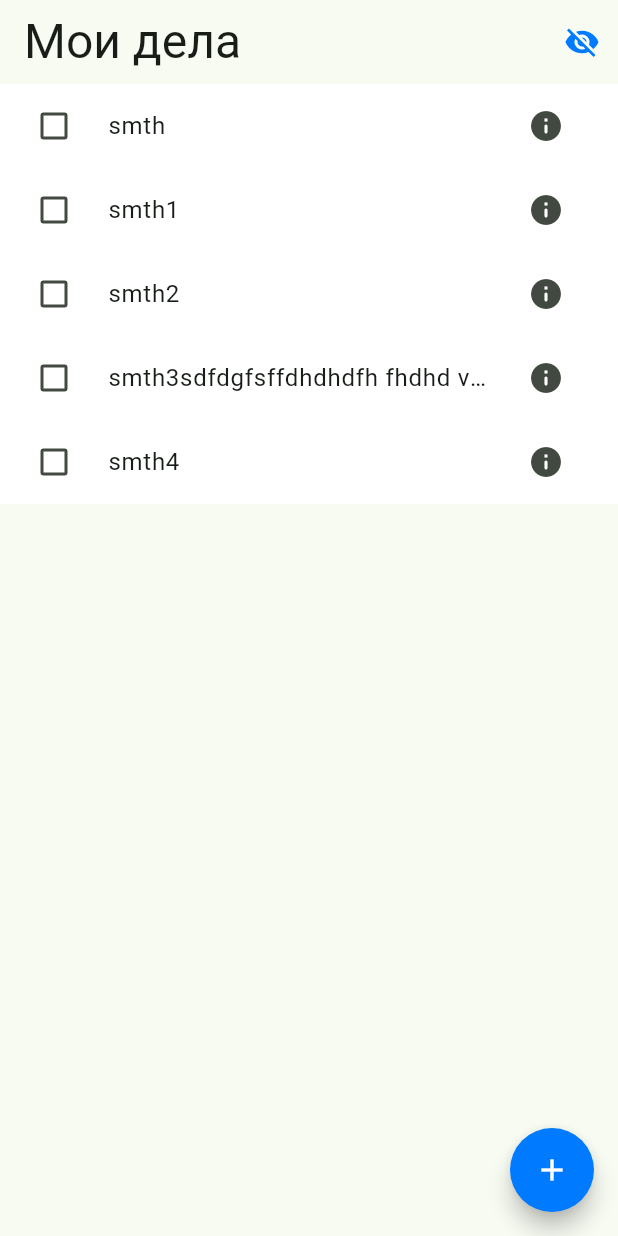
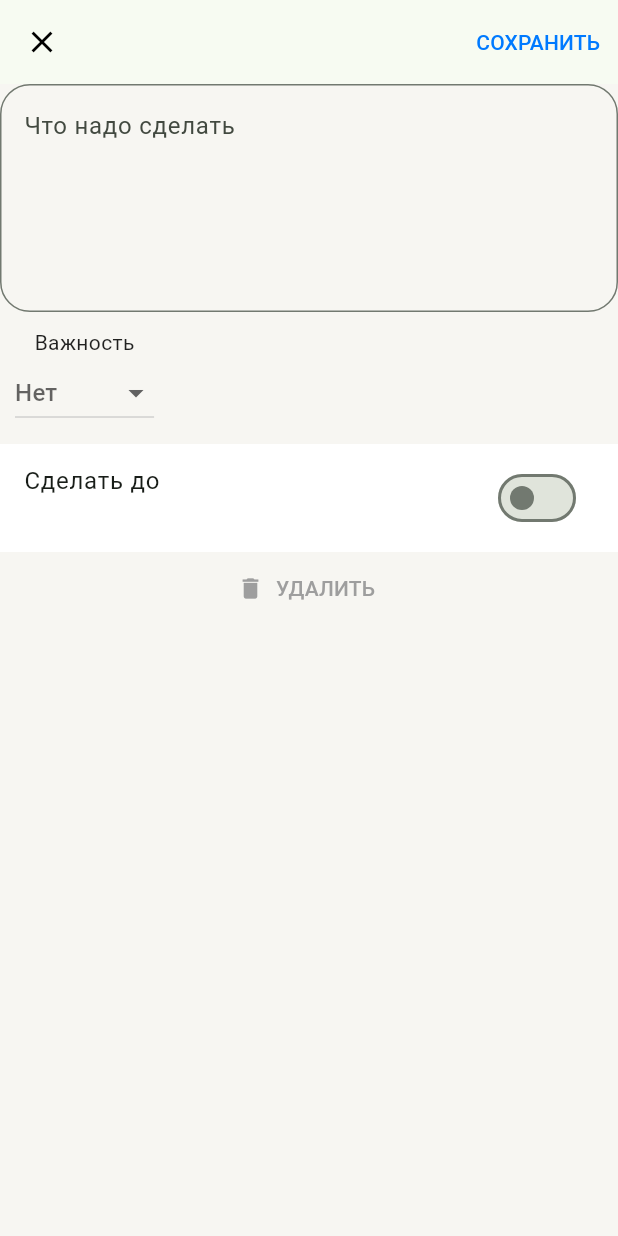
Before and after one commit to kezinas/todolist, a Flutter app: the screen it shows after launch, after a tap on the "visibility" icon, after a tap on the "add" icon, on a phone screen of 412 x 824 dp. Run offline on Flutter 3.47's test engine with Material 2 defaults, Android fonts, the phone set to English and light mode, and no system bars.

Commit message:
sec_screen+theme

```diff
--- a/lib/first_screen.dart
+++ b/lib/first_screen.dart
@@ -1,4 +1,5 @@
 import 'package:flutter/material.dart';
+import 'task.dart';
 
 class FirstScreen extends StatefulWidget {
   const FirstScreen({super.key});
@@ -7,18 +8,17 @@ class FirstScreen extends StatefulWidget {
   State<FirstScreen> createState() => _FirstScreenState();
 }
 
+late Task addedTask;
+late bool added;
+late bool deleted;
+
 class _FirstScreenState extends State<FirstScreen> {
   //late List<String> tasks = ['smth', 'smth1', 'smth2', 'smth3', 'smth4'];
-  late Map<String, bool?> tasks = {
-    'smth': false,
-    'smth1': false,
-    'smth2': false,
-    'smth3sdfdgfsffdhdhdfh fhdhd v fdhhdhdfhdhh dfhf fhhf': false,
-    'smth4': false
-  };
+  Map<String, Task> alltasks = {};
+  int count_done = 0;
   bool isVisible = true;
   late int len;
-  late List<String> visibleTasks = tasks.keys.toList();
+  late List<String> visibleTasks = alltasks.keys.toList();
   @override
   Widget build(BuildContext context) {
     return Scaffold(
@@ -26,7 +26,19 @@ class _FirstScreenState extends State<FirstScreen> {
         backgroundColor: Color.fromARGB(255, 0, 122, 255),
         foregroundColor: Colors.white,
         shape: CircleBorder(),
-        onPressed: () {},
+        onPressed: () async {
+          await Navigator.pushNamed(context, '/editing',
+              arguments: Task.newTask());
+          print("smth");
+          if (added) {
+            print(addedTask.task! + 'sdsds');
+            setState(() {
+              alltasks[addedTask.task ?? ''] = addedTask;
+              visibleTasks.add(addedTask.task ?? '');
+            });
+            added = false;
+          }
+        },
         child: Icon(
           Icons.add,
         ),
@@ -34,32 +46,35 @@ class _FirstScreenState extends State<FirstScreen> {
       body: CustomScrollView(
         slivers: [
           SliverAppBar(
-            title: Text(
-              "Мои дела",
-              style: TextStyle(fontSize: 32),
+            title: Column(
+              children: [
+                Text(
+                  "Мои дела",
+                  style: TextStyle(fontSize: 32),
+                ),
+                Text(
+                  'Выполнено - $count_done',
+                  style: TextStyle(color: Color.fromARGB(255, 142, 142, 147)),
+                ),
+              ],
             ),
             actions: [
               IconButton(
                   onPressed: () {
                     setState(() {
                       isVisible = !isVisible;
-                      print('visible change');
                       if (isVisible) {
                         visibleTasks.clear();
-                        visibleTasks = tasks.keys.toList();
+                        visibleTasks = alltasks.keys.toList();
                       } else {
                         visibleTasks.clear();
-                        for (final key in tasks.keys) {
-                          if (tasks[key] == false) {
+                        for (final key in alltasks.keys) {
+                          if (alltasks[key]!.done == false) {
                             visibleTasks.add(key);
                           }
                         }
                       }
                     });
-                    print(tasks.values
-                        .toList()
-                        .where((element) => element == false)
-                        .length);
                   },
                   icon: isVisible
                       ? Icon(Icons.visibility,
@@ -91,13 +106,19 @@ class _FirstScreenState extends State<FirstScreen> {
                   key: ValueKey<String>(visibleTasks[i]),
                   confirmDismiss: (direction) async {
                     if (direction == DismissDirection.startToEnd) {
+                      if (alltasks[visibleTasks[i]]!.done != true) {
+                        count_done += 1;
+                      }
                       setState(() {
-                        tasks[visibleTasks[i]] = true;
+                        alltasks[visibleTasks[i]]!.done = true;
                       });
                       return false;
                     } else {
                       setState(() {
-                        tasks.remove(visibleTasks[i]);
+                        if (alltasks[visibleTasks[i]]!.done == true) {
+                          count_done -= 1;
+                        }
+                        alltasks.remove(visibleTasks[i]);
                         visibleTasks.removeAt(i);
                       });
                       return true;
@@ -105,18 +126,20 @@ class _FirstScreenState extends State<FirstScreen> {
                   },
                   child: CheckboxListTile(
                     activeColor: Colors.green,
-                    //selectedTileColor: Colors.grey,
-                    tileColor: Color.fromARGB(255, 255, 255, 255),
-                    value: tasks[visibleTasks[i]],
+                    value: alltasks[visibleTasks[i]]!.done,
                     onChanged: (bool? value) {
                       setState(() {
-                        tasks[visibleTasks[i]] = value;
+                        if (value == true) {
+                          count_done += 1;
+                        } else {
+                          count_done -= 1;
+                        }
+                        alltasks[visibleTasks[i]]!.done = value;
                       });
                     },
-                    title: tasks[visibleTasks[i]] != true
+                    title: alltasks[visibleTasks[i]]!.done != true
                         ? Text(
                             visibleTasks[i],
-                            //softWrap: false,
                             overflow: TextOverflow.ellipsis,
                           )
                         : Text(
@@ -126,9 +149,36 @@ class _FirstScreenState extends State<FirstScreen> {
                                 decoration: TextDecoration.lineThrough,
                                 color: Color.fromARGB(255, 209, 209, 214)),
                           ),
+                    subtitle: alltasks[visibleTasks[i]]!.dated
+                        ? Text(
+                            alltasks[visibleTasks[i]]!.strDate(),
+                            style: TextStyle(color: Colors.blue),
+                          )
+                        : null,
                     secondary: IconButton(
-                      onPressed: () {},
-                      icon: Icon(Icons.info_rounded),
+                      onPressed: () async {
+                        await Navigator.pushNamed(context, '/editing',
+                            arguments: alltasks[visibleTasks[i]]);
+                        if (added) {
+                          setState(() {
+                            alltasks.remove(visibleTasks[i]);
+                            visibleTasks.removeAt(i);
+                            alltasks[addedTask.task!] = addedTask;
+                            visibleTasks.add(addedTask.task ?? '');
+                            added = false;
+                          });
+                        }
+                        if (deleted) {
+                          setState(() {
+                            alltasks.remove(visibleTasks[i]);
+                            visibleTasks.removeAt(i);
+                          });
+                        }
+                      },
+                      icon: Icon(
+                        Icons.info_outline_rounded,
+                        color: Colors.grey,
+                      ),
                     ),
                     controlAffinity: ListTileControlAffinity.leading,
                   ),
--- a/lib/main.dart
+++ b/lib/main.dart
@@ -1,5 +1,7 @@
 import 'package:flutter/material.dart';
 import 'package:todolist/first_screen.dart';
+import 'package:todolist/second_screen.dart';
+import 'themes.dart';
 
 void main() {
   runApp(const MyApp());
@@ -13,11 +15,13 @@ class MyApp extends StatelessWidget {
   Widget build(BuildContext context) {
     return MaterialApp(
       title: 'Flutter Demo',
-      theme: ThemeData(
-        colorScheme:
-            ColorScheme.fromSeed(seedColor: Color.fromARGB(255, 247, 246, 242)),
-        useMaterial3: true,
-      ),
+      theme: Themes.lightTheme,
+      darkTheme: Themes.darkTheme,
+      themeMode: ThemeMode.system,
+      routes: {
+        '/main': (context) => FirstScreen(),
+        '/editing': (context) => SecondScreen(),
+      },
       home: FirstScreen(),
     );
   }
--- /dev/null
+++ b/lib/second_screen.dart
@@ -0,0 +1,178 @@
+import 'package:flutter/material.dart';
+import 'task.dart';
+import 'first_screen.dart';
+
+class SecondScreen extends StatefulWidget {
+  const SecondScreen({super.key});
+
+  @override
+  State<SecondScreen> createState() => _SecondScreenState();
+}
+
+class _SecondScreenState extends State<SecondScreen> {
+  String? tsk;
+  bool dateOn = false;
+  DateTime date = DateTime.now();
+  bool isEmpty = true;
+  var items = ['Нет', 'Низкий', 'Высокий'];
+  String importance = "Нет";
+  bool changing = false;
+  bool isChanged = false;
+  @override
+  Widget build(BuildContext context) {
+    Task task = ModalRoute.of(context)?.settings.arguments as Task;
+    if (task.task != '' && !isChanged) {
+      changing = true;
+      isChanged = true;
+      importance = task.importance ?? "Нет";
+      dateOn = task.dated;
+      if (dateOn) {
+        date = task.date;
+      }
+    }
+    return Scaffold(
+      body: ListView(
+        children: [
+          AppBar(
+            leading: IconButton(
+              onPressed: () {
+                deleted = false;
+                added = false;
+                Navigator.pop(context);
+              },
+              icon: IconTheme(
+                data: Theme.of(context).copyWith().iconTheme,
+                child: Icon(Icons.close),
+              ),
+            ),
+            actions: [
+              TextButton(
+                  onPressed: () {
+                    addedTask =
+                        Task(tsk ?? task.task, importance, dateOn, date);
+                    added = true;
+                    Navigator.pop(context);
+                  },
+                  child: Text(
+                    "СОХРАНИТЬ",
+                    style: TextStyle(color: Color.fromARGB(255, 0, 122, 255)),
+                  )),
+            ],
+          ),
+          SizedBox(
+            //height: 100,
+            child: TextFormField(
+              //expands: true,
+              minLines: 5,
+              maxLines: 10,
+              initialValue: (task.task != '') ? task.task : null,
+              onChanged: (value) => setState(() {
+                tsk = value;
+                isEmpty = false;
+              }),
+              decoration: InputDecoration(
+                border: OutlineInputBorder(
+                    borderRadius: BorderRadius.all(Radius.circular(20))),
+                hintText: 'Что надо сделать',
+                fillColor: Colors.white,
+              ),
+            ),
+          ),
+          Container(
+            alignment: Alignment.centerLeft,
+            padding: EdgeInsets.all(10),
+            child: Column(
+              children: [
+                Text('Важность'),
+                DropdownButton(
+                    hint: DropdownMenuItem(
+                      child: Text(importance),
+                    ),
+                    items: items.map((String item) {
+                      return DropdownMenuItem(
+                        value: item,
+                        child: Text(item),
+                      );
+                    }).toList(),
+                    onChanged: (value) {
+                      setState(() {
+                        importance = value ?? "none";
+                      });
+                    }),
+              ],
+            ),
+          ),
+          SwitchListTile.adaptive(
+            activeColor: Colors.blue,
+            value: dateOn,
+            onChanged: (value) async {
+              if (value) {
+                DateTime? newdate = await showDatePicker(
+                  context: context,
+                  initialDate: dateOn ? task.date : date,
+                  firstDate: DateTime.now(),
+                  lastDate: DateTime(2100),
+                );
+                if (newdate == null) {
+                  setState(() {
+                    dateOn = false;
+                  });
+                } else {
+                  setState(() {
+                    dateOn = true;
+                    date = newdate;
+                  });
+                }
+              } else {
+                setState(() {
+                  dateOn = false;
+                });
+              }
+            },
+            title: Text('Сделать до'),
+            subtitle: dateOn
+                ? Text(
+                    date.day.toString() +
+                        '.' +
+                        date.month.toString() +
+                        '.' +
+                        date.year.toString(),
+                    style: TextStyle(color: Colors.blue),
+                  )
+                : Text(''),
+          ),
+          TextButton.icon(
+            onPressed: (isEmpty && task.task == '')
+                ? null
+                : () {
+                    setState(() {
+                      dateOn = false;
+                      importance = items[0];
+                      isEmpty = true;
+                      tsk = '';
+                      date = DateTime.now();
+                      added = false;
+                      if (task.task != '') {
+                        deleted = true;
+                      }
+                      Navigator.pop(context);
+                    });
+                  },
+            icon: Icon(
+              Icons.delete,
+              color: (isEmpty && task.task == '') ? Colors.grey : Colors.red,
+            ),
+            //disabledColor: Colors.grey,
+            //color: Colors.red,
+            label: Text(
+              'УДАЛИТЬ',
+              style: TextStyle(
+                  color:
+                      (isEmpty && task.task == '') ? Colors.grey : Colors.red),
+            ),
+          )
+        ],
+      ),
+    );
+  }
+}
--- /dev/null
+++ b/lib/task.dart
@@ -0,0 +1,20 @@
+class Task {
+  String? task = '';
+  String? importance = 'Нет';
+  bool dated = false;
+  bool? done = false;
+  DateTime date = DateTime.now();
+
+  Task(this.task, this.importance, this.dated, this.date);
+
+  Task.newTask();
+
+  String strDate() {
+    String s = date.day.toString() +
+        '.' +
+        date.month.toString() +
+        '.' +
+        date.year.toString();
+    return s;
+  }
+}
--- /dev/null
+++ b/lib/themes.dart
@@ -0,0 +1,35 @@
+import 'package:flutter/material.dart';
+
+class Themes {
+  static ThemeData get lightTheme {
+    return ThemeData(
+      colorScheme:
+          ColorScheme.fromSeed(seedColor: Color.fromARGB(255, 247, 246, 242)),
+      listTileTheme: ListTileThemeData(tileColor: Colors.white),
+      scaffoldBackgroundColor: Color.fromARGB(255, 247, 246, 242),
+      useMaterial3: true,
+      textTheme: ThemeData.light().textTheme,
+      iconTheme: IconThemeData(color: Colors.black),
+    );
+  }
+
+  static ThemeData get darkTheme {
+    return ThemeData(
+      primaryColor: Color.fromARGB(255, 22, 22, 24),
+      colorScheme:
+          ColorScheme.fromSeed(seedColor: Color.fromARGB(255, 22, 22, 24)),
+      scaffoldBackgroundColor: Color.fromARGB(255, 22, 22, 24),
+      textTheme: ThemeData.dark().textTheme,
+      listTileTheme:
+          ListTileThemeData(tileColor: Color.fromARGB(255, 60, 60, 63)),
+      appBarTheme: AppBarTheme(
+          backgroundColor: Color.fromARGB(255, 22, 22, 24),
+          titleTextStyle: TextStyle(color: Colors.white)),
+      useMaterial3: true,
+      hintColor: Color.fromARGB(255, 142, 142, 147),
+      iconTheme: IconThemeData(color: Colors.white),
+      canvasColor: Color.fromARGB(255, 22, 22, 24),
+      //dropdownMenuTheme: DropdownMenuThemeData(menuStyle: MenuStyle(backgroundColor: MaterialStateColor()))
+    );
+  }
+}
```
Also changed, not shown: 8 other files.
